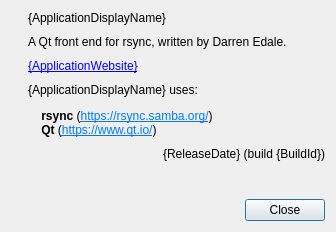
First picture: the form in ui/aboutdialogue.ui, repository darrenedale/Qync, before the edit.
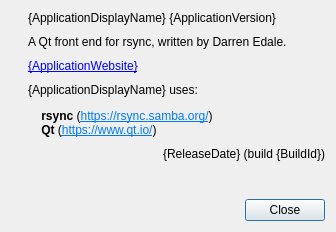
Second picture: the form after the edit. Icons and pictures are not drawn.

Commit message: Updated AboutDialogue to include the version number. Application main loop now creates the main window. main() is now as simple as constructing the Application object and calling exec(). Move last bits of documentation from headers to implementation files.

What changed in the file:
```diff
--- a/ui/aboutdialogue.ui
+++ b/ui/aboutdialogue.ui
@@ -37,7 +37,7 @@
        <item>
         <widget class="QLabel" name="title">
          <property name="text">
-          <string>{ApplicationDisplayName}</string>
+          <string>{ApplicationDisplayName} {ApplicationVersion}</string>
          </property>
         </widget>
        </item>
```
The commit also changes 17 other files.
